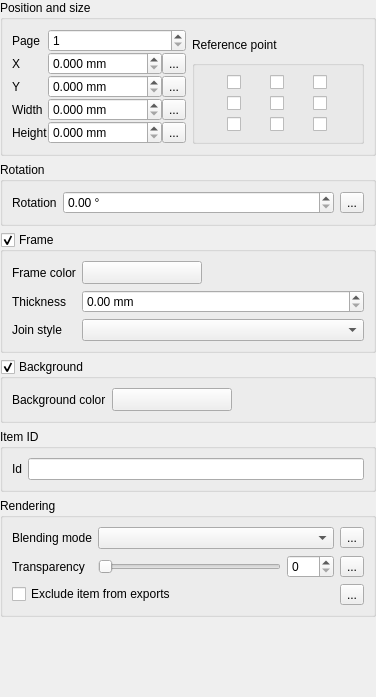
This is src/ui/qgscomposeritemwidgetbase.ui in carsmie/QGIS as Qt 5 draws it before an edit. The edited form follows.
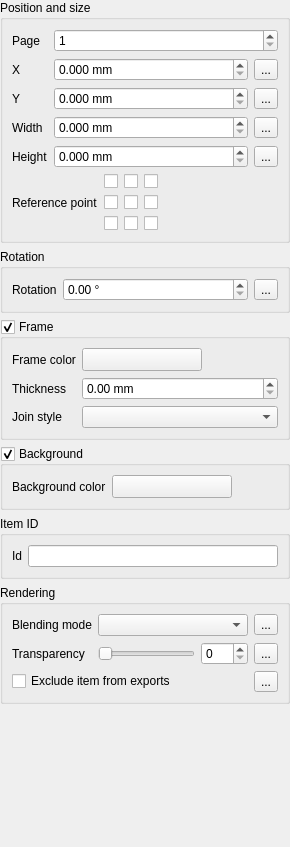
This is the edited form. Custom widgets are drawn as their Qt base class.

Commit message: [composer] Item widget layout tweaks for windows

Patch:
```diff
--- a/src/ui/qgscomposeritemwidgetbase.ui
+++ b/src/ui/qgscomposeritemwidgetbase.ui
@@ -6,8 +6,8 @@
    <rect>
     <x>0</x>
     <y>0</y>
-    <width>376</width>
-    <height>697</height>
+    <width>290</width>
+    <height>847</height>
    </rect>
   </property>
   <property name="windowTitle">
@@ -39,146 +39,7 @@
      </property>
      <layout class="QVBoxLayout" name="verticalLayout">
       <item>
-       <layout class="QGridLayout" name="gridLayout_2">
-        <property name="verticalSpacing">
-         <number>0</number>
-        </property>
-        <item row="1" column="1">
-         <widget class="QGroupBox" name="mReferencePointGroupBox">
-          <layout class="QVBoxLayout" name="verticalLayout_5">
-           <item>
-            <layout class="QGridLayout" name="gridLayout">
-             <item row="0" column="2">
-              <widget class="QCheckBox" name="mUpperRightCheckBox">
-               <property name="sizePolicy">
-                <sizepolicy hsizetype="Fixed" vsizetype="Fixed">
-                 <horstretch>0</horstretch>
-                 <verstretch>0</verstretch>
-                </sizepolicy>
-               </property>
-               <property name="text">
-                <string/>
-               </property>
-              </widget>
-             </item>
-             <item row="1" column="1">
-              <widget class="QCheckBox" name="mMiddleCheckBox">
-               <property name="sizePolicy">
-                <sizepolicy hsizetype="Fixed" vsizetype="Fixed">
-                 <horstretch>0</horstretch>
-                 <verstretch>0</verstretch>
-                </sizepolicy>
-               </property>
-               <property name="text">
-                <string/>
-               </property>
-              </widget>
-             </item>
-             <item row="1" column="2">
-              <widget class="QCheckBox" name="mMiddleRightCheckBox">
-               <property name="sizePolicy">
-                <sizepolicy hsizetype="Fixed" vsizetype="Fixed">
-                 <horstretch>0</horstretch>
-                 <verstretch>0</verstretch>
-                </sizepolicy>
-               </property>
-               <property name="text">
-                <string/>
-               </property>
-              </widget>
-             </item>
-             <item row="1" column="0">
-              <widget class="QCheckBox" name="mMiddleLeftCheckBox">
-               <property name="sizePolicy">
-                <sizepolicy hsizetype="Fixed" vsizetype="Fixed">
-                 <horstretch>0</horstretch>
-                 <verstretch>0</verstretch>
-                </sizepolicy>
-               </property>
-               <property name="text">
-                <string/>
-               </property>
-              </widget>
-             </item>
-             <item row="2" column="1">
-              <widget class="QCheckBox" name="mLowerMiddleCheckBox">
-               <property name="sizePolicy">
-                <sizepolicy hsizetype="Fixed" vsizetype="Fixed">
-                 <horstretch>0</horstretch>
-                 <verstretch>0</verstretch>
-                </sizepolicy>
-               </property>
-               <property name="text">
-                <string/>
-               </property>
-              </widget>
-             </item>
-             <item row="0" column="0">
-              <widget class="QCheckBox" name="mUpperLeftCheckBox">
-               <property name="sizePolicy">
-                <sizepolicy hsizetype="Fixed" vsizetype="Fixed">
-                 <horstretch>0</horstretch>
-                 <verstretch>0</verstretch>
-                </sizepolicy>
-               </property>
-               <property name="text">
-                <string/>
-               </property>
-              </widget>
-             </item>
-             <item row="2" column="0">
-              <widget class="QCheckBox" name="mLowerLeftCheckBox">
-               <property name="sizePolicy">
-                <sizepolicy hsizetype="Fixed" vsizetype="Fixed">
-                 <horstretch>0</horstretch>
-                 <verstretch>0</verstretch>
-                </sizepolicy>
-               </property>
-               <property name="text">
-                <string/>
-               </property>
-              </widget>
-             </item>
-             <item row="2" column="2">
-              <widget class="QCheckBox" name="mLowerRightCheckBox">
-               <property name="sizePolicy">
-                <sizepolicy hsizetype="Fixed" vsizetype="Fixed">
-                 <horstretch>0</horstretch>
-                 <verstretch>0</verstretch>
-                </sizepolicy>
-               </property>
-               <property name="text">
-                <string/>
-               </property>
-              </widget>
-             </item>
-             <item row="0" column="1">
-              <widget class="QCheckBox" name="mUpperMiddleCheckBox">
-               <property name="sizePolicy">
-                <sizepolicy hsizetype="Fixed" vsizetype="Fixed">
-                 <horstretch>0</horstretch>
-                 <verstretch>0</verstretch>
-                </sizepolicy>
-               </property>
-               <property name="text">
-                <string/>
-               </property>
-              </widget>
-             </item>
-            </layout>
-           </item>
-          </layout>
-         </widget>
-        </item>
-        <item row="0" column="1">
-         <widget class="QLabel" name="label_2">
-          <property name="text">
-           <string>Reference point</string>
-          </property>
-         </widget>
-        </item>
-        <item row="0" column="0" rowspan="2">
-         <layout class="QGridLayout" name="gridLayout_3">
+       <layout class="QGridLayout" name="gridLayout_3" columnstretch="0,1,1,1">
           <item row="3" column="0">
            <widget class="QLabel" name="mWidthLabel">
             <property name="text">
@@ -249,32 +110,6 @@
             </property>
            </widget>
           </item>
-          <item row="1" column="1" colspan="2">
-           <widget class="QDoubleSpinBox" name="mXPosSpin">
-            <property name="suffix">
-             <string> mm</string>
-            </property>
-            <property name="decimals">
-             <number>3</number>
-            </property>
-            <property name="maximum">
-             <double>9999999.000000000000000</double>
-            </property>
-           </widget>
-          </item>
-          <item row="2" column="1" colspan="2">
-           <widget class="QDoubleSpinBox" name="mYPosSpin">
-            <property name="suffix">
-             <string> mm</string>
-            </property>
-            <property name="decimals">
-             <number>3</number>
-            </property>
-            <property name="maximum">
-             <double>9999999.000000000000000</double>
-            </property>
-           </widget>
-          </item>
           <item row="3" column="1" colspan="2">
            <widget class="QDoubleSpinBox" name="mWidthSpin">
             <property name="suffix">
@@ -301,7 +136,179 @@
             </property>
            </widget>
           </item>
-         </layout>
+        <item row="2" column="1" colspan="2">
+         <widget class="QDoubleSpinBox" name="mYPosSpin">
+          <property name="suffix">
+           <string> mm</string>
+          </property>
+          <property name="decimals">
+           <number>3</number>
+          </property>
+          <property name="maximum">
+           <double>9999999.000000000000000</double>
+          </property>
+         </widget>
+        </item>
+        <item row="1" column="1" colspan="2">
+         <widget class="QDoubleSpinBox" name="mXPosSpin">
+          <property name="suffix">
+           <string> mm</string>
+          </property>
+          <property name="decimals">
+           <number>3</number>
+          </property>
+          <property name="maximum">
+           <double>9999999.000000000000000</double>
+          </property>
+         </widget>
+        </item>
+       </layout>
+      </item>
+      <item>
+       <layout class="QHBoxLayout" name="horizontalLayout_7">
+        <item>
+         <widget class="QLabel" name="label_2">
+          <property name="text">
+           <string>Reference point</string>
+          </property>
+          <property name="alignment">
+           <set>Qt::AlignLeading|Qt::AlignLeft|Qt::AlignVCenter</set>
+          </property>
+         </widget>
+        </item>
+        <item>
+         <layout class="QGridLayout" name="gridLayout">
+          <item row="0" column="1">
+           <widget class="QCheckBox" name="mUpperMiddleCheckBox">
+            <property name="sizePolicy">
+             <sizepolicy hsizetype="Fixed" vsizetype="Fixed">
+              <horstretch>0</horstretch>
+              <verstretch>0</verstretch>
+             </sizepolicy>
+            </property>
+            <property name="text">
+             <string/>
+            </property>
+           </widget>
+          </item>
+          <item row="1" column="2">
+           <widget class="QCheckBox" name="mMiddleRightCheckBox">
+            <property name="sizePolicy">
+             <sizepolicy hsizetype="Fixed" vsizetype="Fixed">
+              <horstretch>0</horstretch>
+              <verstretch>0</verstretch>
+             </sizepolicy>
+            </property>
+            <property name="text">
+             <string/>
+            </property>
+           </widget>
+          </item>
+          <item row="1" column="1">
+           <widget class="QCheckBox" name="mMiddleCheckBox">
+            <property name="sizePolicy">
+             <sizepolicy hsizetype="Fixed" vsizetype="Fixed">
+              <horstretch>0</horstretch>
+              <verstretch>0</verstretch>
+             </sizepolicy>
+            </property>
+            <property name="text">
+             <string/>
+            </property>
+           </widget>
+          </item>
+          <item row="0" column="2">
+           <widget class="QCheckBox" name="mUpperRightCheckBox">
+            <property name="sizePolicy">
+             <sizepolicy hsizetype="Fixed" vsizetype="Fixed">
+              <horstretch>0</horstretch>
+              <verstretch>0</verstretch>
+             </sizepolicy>
+            </property>
+            <property name="text">
+             <string/>
+            </property>
+           </widget>
+          </item>
+          <item row="2" column="1">
+           <widget class="QCheckBox" name="mLowerMiddleCheckBox">
+            <property name="sizePolicy">
+             <sizepolicy hsizetype="Fixed" vsizetype="Fixed">
+              <horstretch>0</horstretch>
+              <verstretch>0</verstretch>
+             </sizepolicy>
+            </property>
+            <property name="text">
+             <string/>
+            </property>
+           </widget>
+          </item>
+          <item row="2" column="2">
+           <widget class="QCheckBox" name="mLowerRightCheckBox">
+            <property name="sizePolicy">
+             <sizepolicy hsizetype="Fixed" vsizetype="Fixed">
+              <horstretch>0</horstretch>
+              <verstretch>0</verstretch>
+             </sizepolicy>
+            </property>
+            <property name="text">
+             <string/>
+            </property>
+           </widget>
+          </item>
+          <item row="0" column="0">
+           <widget class="QCheckBox" name="mUpperLeftCheckBox">
+            <property name="sizePolicy">
+             <sizepolicy hsizetype="Fixed" vsizetype="Fixed">
+              <horstretch>0</horstretch>
+              <verstretch>0</verstretch>
+             </sizepolicy>
+            </property>
+            <property name="text">
+             <string/>
+            </property>
+           </widget>
+          </item>
+          <item row="2" column="0">
+           <widget class="QCheckBox" name="mLowerLeftCheckBox">
+            <property name="sizePolicy">
+             <sizepolicy hsizetype="Fixed" vsizetype="Fixed">
+              <horstretch>0</horstretch>
+              <verstretch>0</verstretch>
+             </sizepolicy>
+            </property>
+            <property name="text">
+             <string/>
+            </property>
+           </widget>
+          </item>
+          <item row="1" column="0">
+           <widget class="QCheckBox" name="mMiddleLeftCheckBox">
+            <property name="sizePolicy">
+             <sizepolicy hsizetype="Fixed" vsizetype="Fixed">
+              <horstretch>0</horstretch>
+              <verstretch>0</verstretch>
+             </sizepolicy>
+            </property>
+            <property name="text">
+             <string/>
+            </property>
+           </widget>
+          </item>
+         </layout>
+        </item>
+        <item>
+         <spacer name="horizontalSpacer_3">
+          <property name="orientation">
+           <enum>Qt::Horizontal</enum>
+          </property>
+          <property name="sizeHint" stdset="0">
+           <size>
+            <width>40</width>
+            <height>20</height>
+           </size>
+          </property>
+         </spacer>
         </item>
        </layout>
       </item>
@@ -319,7 +326,7 @@
      <property name="collapsed" stdset="0">
       <bool>true</bool>
      </property>
-     <layout class="QFormLayout" name="formLayout">
+     <layout class="QGridLayout" name="gridLayout_5" columnstretch="0,1">
       <item row="0" column="0">
        <widget class="QLabel" name="label">
         <property name="text">
@@ -371,7 +378,56 @@
      <property name="collapsed" stdset="0">
       <bool>true</bool>
      </property>
-     <layout class="QFormLayout" name="formLayout_4">
+     <layout class="QGridLayout" name="gridLayout_6">
+      <item row="0" column="0">
+       <widget class="QLabel" name="label_3">
+        <property name="text">
+         <string>Frame color</string>
+        </property>
+       </widget>
+      </item>
+      <item row="0" column="1">
+       <layout class="QHBoxLayout" name="horizontalLayout_6">
+        <item>
+         <widget class="QgsColorButtonV2" name="mFrameColorButton">
+          <property name="sizePolicy">
+           <sizepolicy hsizetype="Fixed" vsizetype="Fixed">
+            <horstretch>0</horstretch>
+            <verstretch>0</verstretch>
+           </sizepolicy>
+          </property>
+          <property name="minimumSize">
+           <size>
+            <width>120</width>
+            <height>0</height>
+           </size>
+          </property>
+          <property name="maximumSize">
+           <size>
+            <width>120</width>
+            <height>16777215</height>
+           </size>
+          </property>
+          <property name="text">
+           <string/>
+          </property>
+         </widget>
+        </item>
+        <item>
+         <spacer name="horizontalSpacer_2">
+          <property name="orientation">
+           <enum>Qt::Horizontal</enum>
+          </property>
+          <property name="sizeHint" stdset="0">
+           <size>
+            <width>40</width>
+            <height>20</height>
+           </size>
+          </property>
+         </spacer>
+        </item>
+       </layout>
+      </item>
       <item row="1" column="0">
        <widget class="QLabel" name="mOutlineWidthLabel">
         <property name="text">
@@ -415,38 +471,6 @@
         </property>
        </widget>
       </item>
-      <item row="0" column="1">
-       <widget class="QgsColorButtonV2" name="mFrameColorButton">
-        <property name="sizePolicy">
-         <sizepolicy hsizetype="Fixed" vsizetype="Fixed">
-          <horstretch>0</horstretch>
-          <verstretch>0</verstretch>
-         </sizepolicy>
-        </property>
-        <property name="minimumSize">
-         <size>
-          <width>120</width>
-          <height>0</height>
-         </size>
-        </property>
-        <property name="maximumSize">
-         <size>
-          <width>120</width>
-          <height>16777215</height>
-         </size>
-        </property>
-        <property name="text">
-         <string/>
-        </property>
-       </widget>
-      </item>
-      <item row="0" column="0">
-       <widget class="QLabel" name="label_3">
-        <property name="text">
-         <string>Frame color</string>
-        </property>
-       </widget>
-      </item>
      </layout>
     </widget>
    </item>
@@ -467,7 +491,7 @@
      <property name="collapsed" stdset="0">
       <bool>true</bool>
      </property>
-     <layout class="QFormLayout" name="formLayout_3">
+     <layout class="QGridLayout" name="gridLayout_7">
       <item row="0" column="0">
        <widget class="QLabel" name="label_4">
         <property name="text">
@@ -476,6 +500,8 @@
        </widget>
       </item>
       <item row="0" column="1">
+       <layout class="QHBoxLayout" name="horizontalLayout_5">
+        <item>
        <widget class="QgsColorButtonV2" name="mBackgroundColorButton">
         <property name="sizePolicy">
          <sizepolicy hsizetype="Fixed" vsizetype="Fixed">
@@ -500,6 +526,21 @@
         </property>
        </widget>
       </item>
+        <item>
+         <spacer name="horizontalSpacer">
+          <property name="orientation">
+           <enum>Qt::Horizontal</enum>
+          </property>
+          <property name="sizeHint" stdset="0">
+           <size>
+            <width>40</width>
+            <height>20</height>
+           </size>
+          </property>
+         </spacer>
+        </item>
+       </layout>
+      </item>
      </layout>
     </widget>
    </item>
@@ -514,13 +555,7 @@
      <property name="collapsed" stdset="0">
       <bool>true</bool>
      </property>
-     <layout class="QFormLayout" name="formLayout_2">
-      <property name="fieldGrowthPolicy">
-       <enum>QFormLayout::AllNonFixedFieldsGrow</enum>
-      </property>
-      <property name="labelAlignment">
-       <set>Qt::AlignLeading|Qt::AlignLeft|Qt::AlignVCenter</set>
-      </property>
+     <layout class="QGridLayout" name="gridLayout_8">
       <item row="0" column="0">
        <widget class="QLabel" name="mItemIdLabel">
         <property name="text">
@@ -653,6 +688,11 @@
    <extends>QToolButton</extends>
    <header>qgscolorbuttonv2.h</header>
   </customwidget>
+  <customwidget>
+   <class>QgsPenJoinStyleComboBox</class>
+   <extends>QComboBox</extends>
+   <header>qgspenstylecombobox.h</header>
+  </customwidget>
   <customwidget>
    <class>QgsDataDefinedButton</class>
    <extends>QToolButton</extends>
@@ -663,11 +703,6 @@
    <extends>QComboBox</extends>
    <header>qgsblendmodecombobox.h</header>
   </customwidget>
-  <customwidget>
-   <class>QgsPenJoinStyleComboBox</class>
-   <extends>QComboBox</extends>
-   <header>qgspenstylecombobox.h</header>
-  </customwidget>
  </customwidgets>
  <resources/>
  <connections/>
```
Left out of the diff: 13 changed lines with no effect on the pictures. Lines whose indentation alone changed are shown as unchanged. The commit also changes 9 other files.
